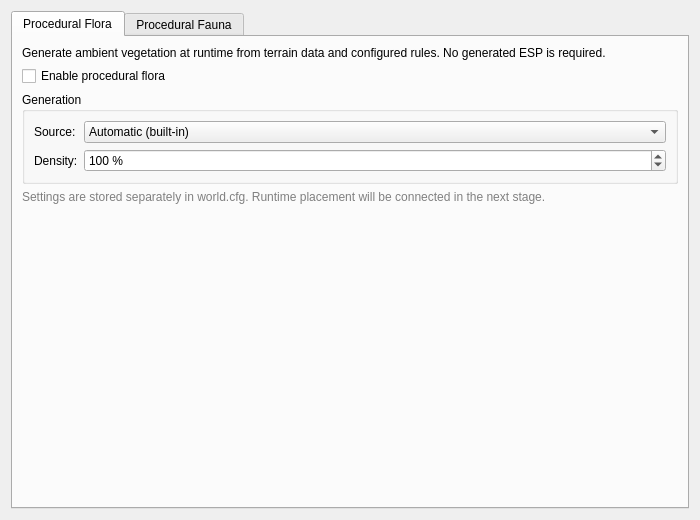
This is apps/launcher/ui/worldpage.ui in homoklikus/OpenMW-Runtime-Localization-Fork as Qt 5 draws it before an edit. The edited form follows.
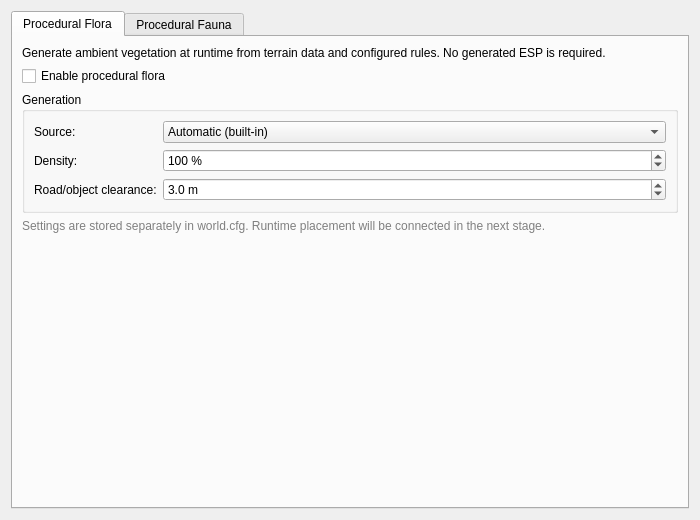
This is the edited form.

Commit message: World: exclude procedural flora near authored spaces

```diff
--- a/apps/launcher/ui/worldpage.ui
+++ b/apps/launcher/ui/worldpage.ui
@@ -99,6 +99,38 @@
             </property>
            </widget>
           </item>
+          <item row="2" column="0">
+           <widget class="QLabel" name="proceduralFloraExclusionDistanceLabel">
+            <property name="text">
+             <string>Road/object clearance:</string>
+            </property>
+           </widget>
+          </item>
+          <item row="2" column="1">
+           <widget class="QDoubleSpinBox" name="proceduralFloraExclusionDistanceSpinBox">
+            <property name="suffix">
+             <string> m</string>
+            </property>
+            <property name="decimals">
+             <number>1</number>
+            </property>
+            <property name="minimum">
+             <double>0.000000000000000</double>
+            </property>
+            <property name="maximum">
+             <double>20.000000000000000</double>
+            </property>
+            <property name="singleStep">
+             <double>0.500000000000000</double>
+            </property>
+            <property name="value">
+             <double>3.000000000000000</double>
+            </property>
+            <property name="toolTip">
+             <string>Extra distance kept free of generated flora around roads, pathgrids and blocking world objects.</string>
+            </property>
+           </widget>
+          </item>
          </layout>
         </widget>
        </item>
```
The commit also changes 8 other files.
